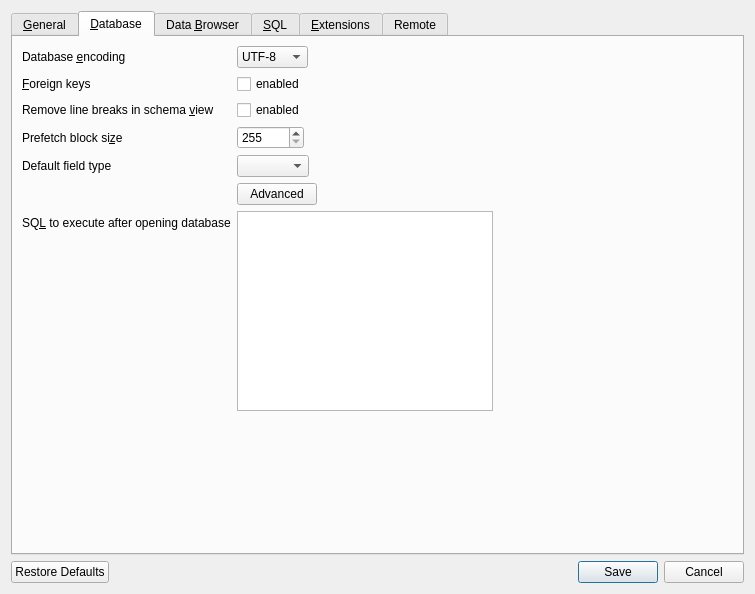
Qt form src/PreferencesDialog.ui (AppSmata/vSongBook4pc) before a commit.
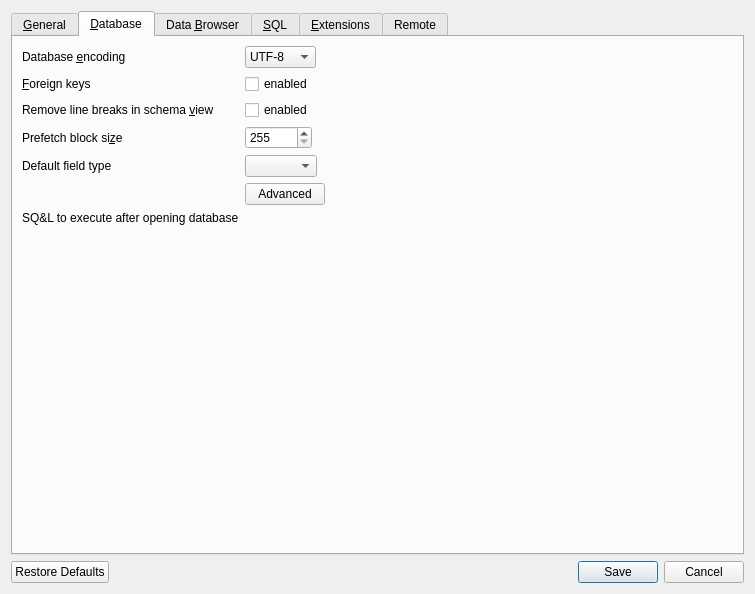
The same form after that commit. The open tabs and pages were chosen to show the change. Icons and pictures are not drawn. Custom widgets are drawn as their Qt base class.

```diff
--- a/src/PreferencesDialog.ui
+++ b/src/PreferencesDialog.ui
@@ -657,22 +657,6 @@
          </property>
         </widget>
        </item>
-       <item row="7" column="1">
-        <widget class="SqlTextEdit" name="editDatabaseDefaultSqlText">
-         <property name="minimumSize">
-          <size>
-           <width>20</width>
-           <height>0</height>
-          </size>
-         </property>
-         <property name="maximumSize">
-          <size>
-           <width>16777215</width>
-           <height>200</height>
-          </size>
-         </property>
-        </widget>
-       </item>
        <item row="7" column="0">
         <widget class="QLabel" name="labelDatabaseDefaultSqlText">
          <property name="text">
@@ -1874,14 +1858,6 @@
    </item>
   </layout>
  </widget>
- <customwidgets>
-  <customwidget>
-   <class>SqlTextEdit</class>
-   <extends>QTextEdit</extends>
-   <header>sqltextedit.h</header>
-   <container>1</container>
-  </customwidget>
- </customwidgets>
  <tabstops>
   <tabstop>tabWidget</tabstop>
   <tabstop>comboDefaultLocation</tabstop>
```
